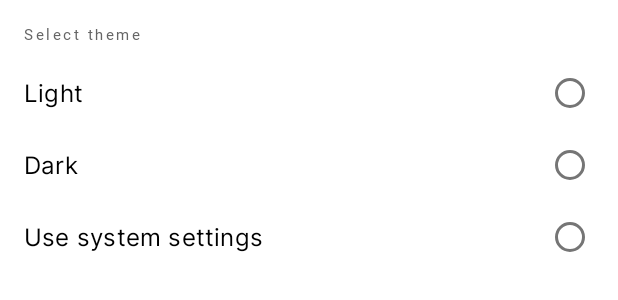
After one commit to janekluczka/QuickDraw-randomizer, an Android app: the layout modal_bottom_sheet_content.xml on its own in the app's theme, with its tools: preview values and no code run, on a phone screen of 412 x 824 dp. The commit adds this screen. Shown: the top 300 px of the screen. Run offline under Robolectric (Android 15) with nearby library versions, the phone set to English and light mode, and no system bars.

Commit message:
Add theme picker

```diff
--- a/app/src/main/java/com/luczka/lotterymachine/fragments/ResultFragment.kt
+++ b/app/src/main/java/com/luczka/lotterymachine/fragments/ResultFragment.kt
@@ -20,7 +20,8 @@ class ResultFragment : Fragment() {
     private lateinit var resultText: TextView
 
     override fun onCreateView(
-        inflater: LayoutInflater, container: ViewGroup?,
+        inflater: LayoutInflater,
+        container: ViewGroup?,
         savedInstanceState: Bundle?
     ): View? {
         val view = inflater.inflate(R.layout.fragment_result, container, false)
--- /dev/null
+++ b/app/src/main/res/drawable/ic_baseline_more_vert.xml
@@ -0,0 +1,5 @@
+<vector xmlns:android="http://schemas.android.com/apk/res/android" android:height="24dp" android:tint="#000000" android:viewportHeight="24" android:viewportWidth="24" android:width="24dp">
+
+    <path android:fillColor="@android:color/white" android:pathData="M12,8c1.1,0 2,-0.9 2,-2s-0.9,-2 -2,-2 -2,0.9 -2,2 0.9,2 2,2zM12,10c-1.1,0 -2,0.9 -2,2s0.9,2 2,2 2,-0.9 2,-2 -0.9,-2 -2,-2zM12,16c-1.1,0 -2,0.9 -2,2s0.9,2 2,2 2,-0.9 2,-2 -0.9,-2 -2,-2z"/>
+
+</vector>
--- a/app/src/main/res/layout/fragment_lottery.xml
+++ b/app/src/main/res/layout/fragment_lottery.xml
@@ -56,7 +56,7 @@
         android:layout_marginBottom="16dp"
         android:clickable="true"
         android:gravity="center"
-        android:text="@string/draw_button_description"
+        android:text="@string/action_draw"
         android:textColor="@color/fab_content"
         android:textSize="16sp"
         android:textStyle="bold"
--- /dev/null
+++ b/app/src/main/res/layout/modal_bottom_sheet_content.xml
@@ -0,0 +1,52 @@
+<?xml version="1.0" encoding="utf-8"?>
+<androidx.coordinatorlayout.widget.CoordinatorLayout xmlns:android="http://schemas.android.com/apk/res/android"
+    android:layout_width="match_parent"
+    android:layout_height="wrap_content">
+
+    <LinearLayout
+        android:layout_width="match_parent"
+        android:layout_height="wrap_content"
+        android:orientation="vertical"
+        android:padding="16dp">
+
+        <TextView
+            style="@style/CustomOverline"
+            android:layout_width="match_parent"
+            android:layout_height="match_parent"
+            android:text="@string/select_theme"
+            android:layout_marginBottom="8dp"
+            android:textColor="@color/onSurfaceMediumEmphasis" />
+
+        <RadioGroup
+            android:id="@+id/modal_bottom_sheet_content_radio_group"
+            android:layout_width="match_parent"
+            android:layout_height="wrap_content"
+            android:orientation="vertical">
+
+            <RadioButton
+                android:id="@+id/modal_bottom_sheet_content_radio_light"
+                android:layout_width="match_parent"
+                android:layout_height="wrap_content"
+                android:layoutDirection="rtl"
+                android:text="@string/light_theme"
+                android:textAppearance="@style/CustomSubtitle1" />
+
+            <RadioButton
+                android:id="@+id/modal_bottom_sheet_content_radio_dark"
+                android:layout_width="match_parent"
+                android:layout_height="wrap_content"
+                android:layoutDirection="rtl"
+                android:text="@string/dark_theme"
+                android:textAppearance="@style/CustomSubtitle1" />
+
+            <RadioButton
+                android:id="@+id/modal_bottom_sheet_content_radio_system"
+                android:layout_width="match_parent"
+                android:layout_height="wrap_content"
+                android:layoutDirection="rtl"
+                android:text="@string/system_theme"
+                android:textAppearance="@style/CustomSubtitle1" />
+
+        </RadioGroup>
+    </LinearLayout>
+</androidx.coordinatorlayout.widget.CoordinatorLayout>
--- a/app/src/main/res/values/strings.xml
+++ b/app/src/main/res/values/strings.xml
@@ -1,10 +1,17 @@
 <resources>
     <string name="app_name">Lottery Machine</string>
     <string name="item_hint">Enter item</string>
-    <string name="draw_button_description">Draw</string>
     <string name="add_button_description">Add</string>
     <string name="dialog_exit_title">Exit app?</string>
+    <string name="action_draw">Draw</string>
     <string name="action_cancel">Cancel</string>
     <string name="action_exit">Exit</string>
-    <string name="seriously">Seriously?</string>
+    <string name="action_undo">Undo</string>
+    <string name="snackbar_removed_title">Item removed</string>
+    <string name="item_seriously">Seriously?</string>
+    <string name="select_theme">Select theme</string>
+    <string name="light_theme">Light</string>
+    <string name="dark_theme">Dark</string>
+    <string name="system_theme">Use system settings</string>
+    <string name="more">More</string>
 </resources>
--- a/app/src/main/res/values/themes.xml
+++ b/app/src/main/res/values/themes.xml
@@ -1,4 +1,5 @@
 <resources>
+
     <style name="Theme.LotteryMachine" parent="Theme.MaterialComponents.DayNight.NoActionBar">
         <item name="colorPrimary">@color/grey_900</item>
         <item name="colorPrimaryVariant">@color/grey_900_dark</item>
@@ -22,6 +23,7 @@
         <item name="textAppearanceButton">@style/CustomButton</item>
         <item name="textAppearanceCaption">@style/CustomCaption</item>
         <item name="textAppearanceOverline">@style/CustomOverline</item>
+        <item name="textAllCaps">false</item>
         <item name="android:windowLightStatusBar">true</item>
     </style>
 
```
Also changed, not shown: app/src/main/java/com/luczka/lotterymachine/fragments/LotteryFragment.kt (+92 -4 lines), app/src/main/res/menu/lottery_fragment_menu.xml (added, +9 -0 lines), 1 other file.
